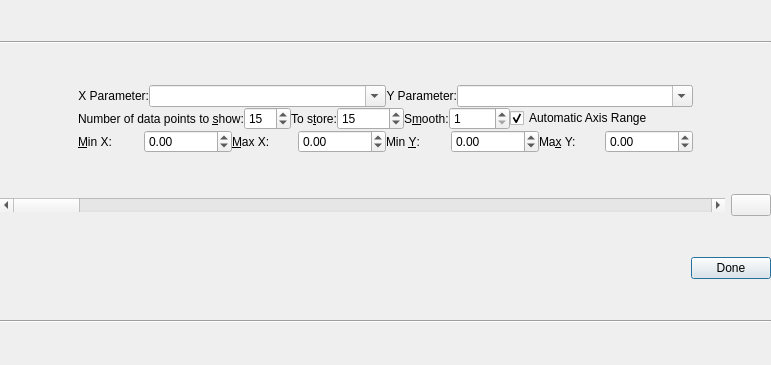
mavlink/qgroundcontrol, file src/ui/designer/QGCXYPlot.ui: the form before one commit.
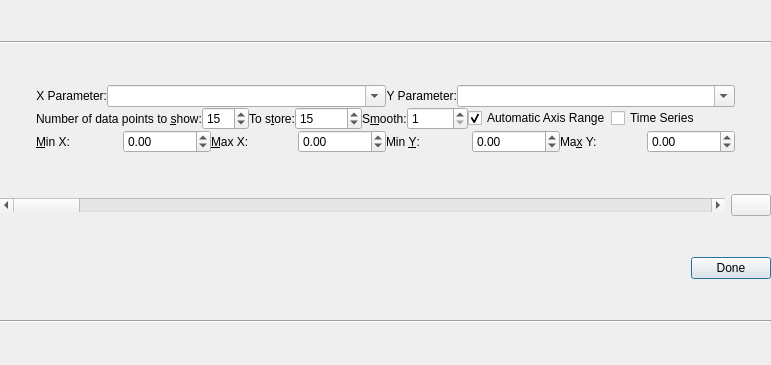
The form after the commit. Icons and pictures are not drawn.

Commit message: add checkbox for TimeSeries in UI designer file

Diff of the .ui file:
```diff
--- a/src/ui/designer/QGCXYPlot.ui
+++ b/src/ui/designer/QGCXYPlot.ui
@@ -235,6 +235,13 @@
            </property>
           </widget>
          </item>
+         <item>
+          <widget class="QCheckBox" name="timeAxisRange">
+           <property name="text">
+            <string>Time Series</string>
+           </property>
+          </widget>
+         </item>
          <item>
           <spacer name="horizontalSpacer_4">
            <property name="orientation">
```
